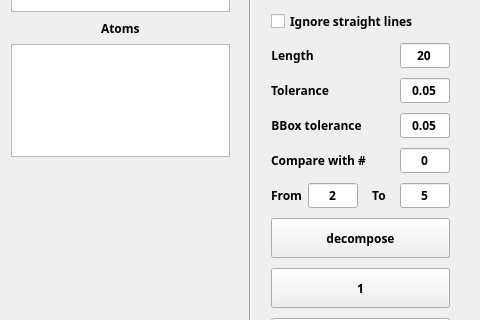
Above: app/mainwindow.ui from dshibanov/atom before the change; both pictures show x 690 to 1170 and y 194 to 514 of the 1170 by 635 pixel window. Below: the same form after it.
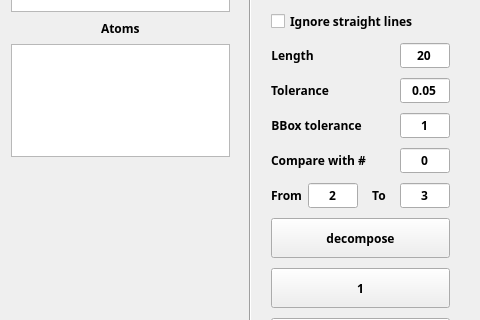
That is the form after the change.

Commit message: - trying to make bbox compare heuristic

What changed in the file:
```diff
--- a/app/mainwindow.ui
+++ b/app/mainwindow.ui
@@ -471,7 +471,7 @@
           </font>
          </property>
          <property name="text">
-          <string>0.05</string>
+          <string>1</string>
          </property>
          <property name="alignment">
           <set>Qt::AlignCenter</set>
@@ -629,7 +629,7 @@
           </font>
          </property>
          <property name="text">
-          <string>5</string>
+          <string>3</string>
          </property>
          <property name="alignment">
           <set>Qt::AlignCenter</set>
```
Left out of the diff: 3 changed lines with no effect on the pictures. The commit also changes 2 other files.
